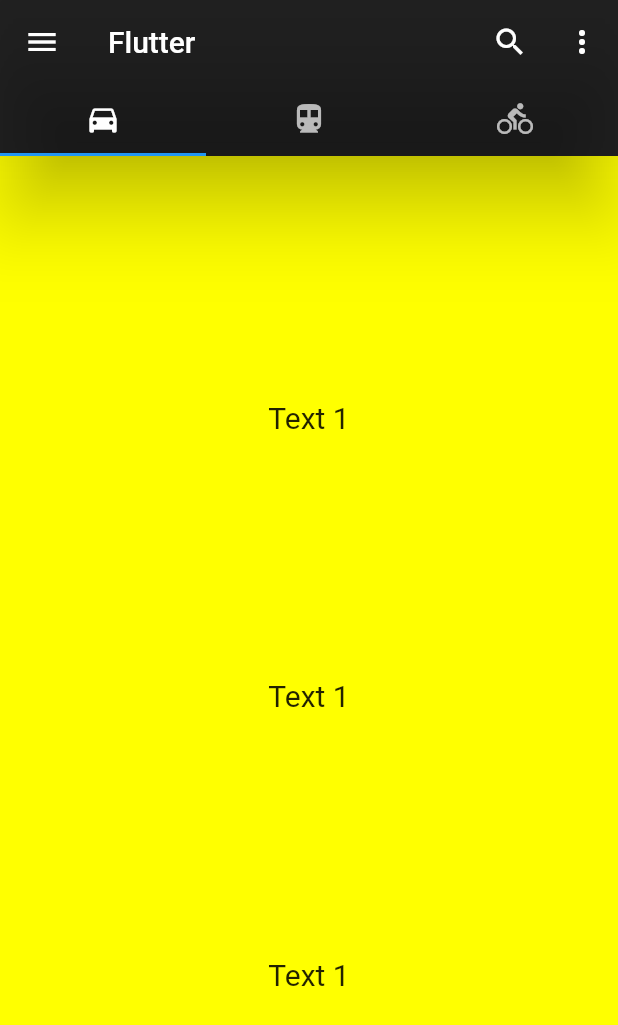
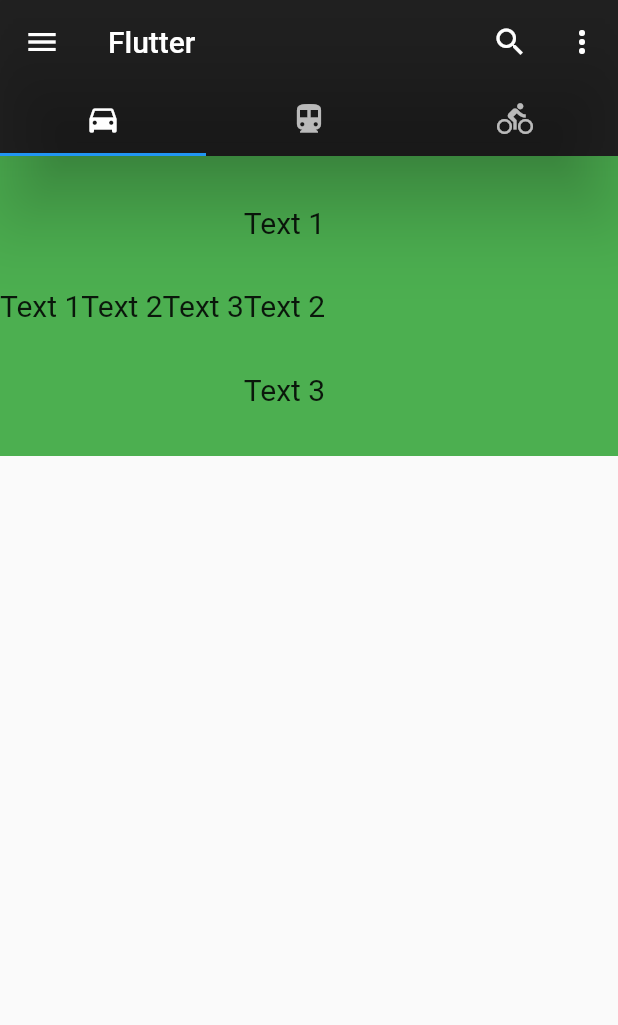
Before and after one commit to khimasanka/Flatter-app, a Flutter app: the screen it shows after launch, on a phone screen of 412 x 824 dp. Shown: the top 1025 px of the screen. Run offline on Flutter 3.47's test engine with Material 2 defaults, Android fonts, the phone set to English and light mode, and no system bars.

Commit message:
row widget

```diff
--- a/lib/main.dart
+++ b/lib/main.dart
@@ -59,24 +59,39 @@ class MyHomePage extends StatelessWidget {
           backgroundColor: Colors.black87,
         ),
         body: Container(
-          color: Colors.yellowAccent,
-          width: double.infinity,
-          child: Column(
-            mainAxisAlignment: MainAxisAlignment.spaceEvenly,
-            crossAxisAlignment: CrossAxisAlignment.center,
-            children: const [
-              Text(
+          height: 200,
+          color: Colors.green,
+          child: Row(
+            children: [
+              const Text(
                 'Text 1',
                 style: TextStyle(fontSize: 20),
               ),
-              Text(
-                'Text 1',
+              const Text(
+                'Text 2',
                 style: TextStyle(fontSize: 20),
               ),
-              Text(
-                'Text 1',
+              const Text(
+                'Text 3',
                 style: TextStyle(fontSize: 20),
               ),
+              Column(
+                mainAxisAlignment: MainAxisAlignment.spaceEvenly,
+                children: const [
+                  Text(
+                    'Text 1',
+                    style: TextStyle(fontSize: 20),
+                  ),
+                  Text(
+                    'Text 2',
+                    style: TextStyle(fontSize: 20),
+                  ),
+                  Text(
+                    'Text 3',
+                    style: TextStyle(fontSize: 20),
+                  ),
+                ],
+              )
             ],
           ),
         ),
```
